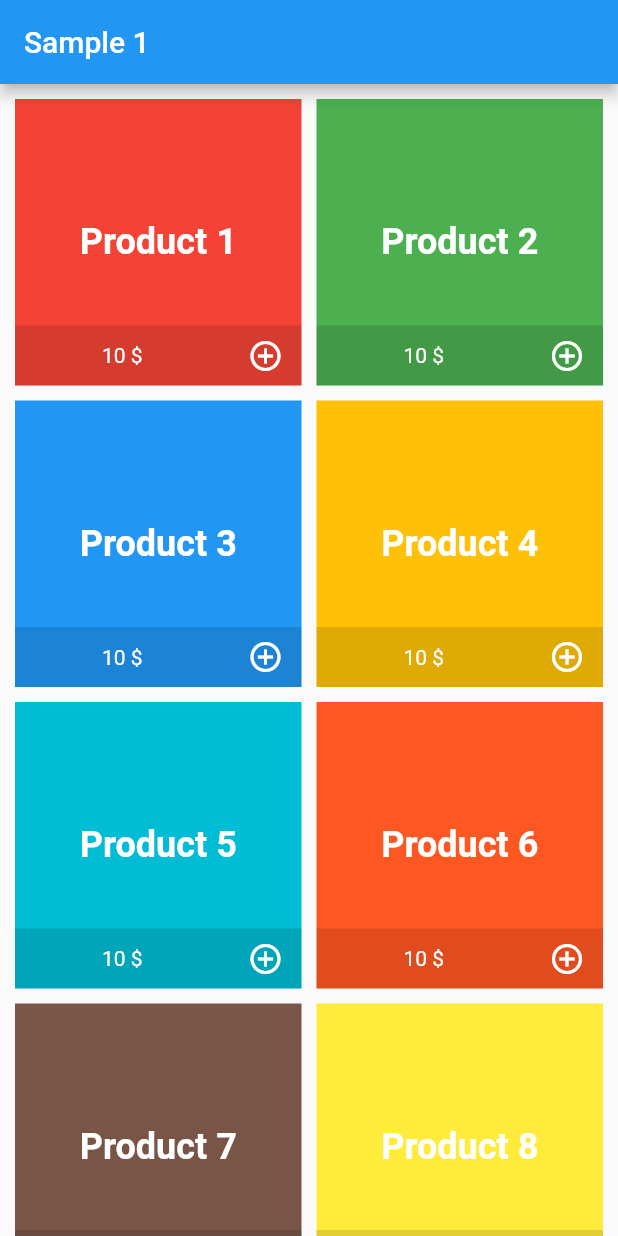
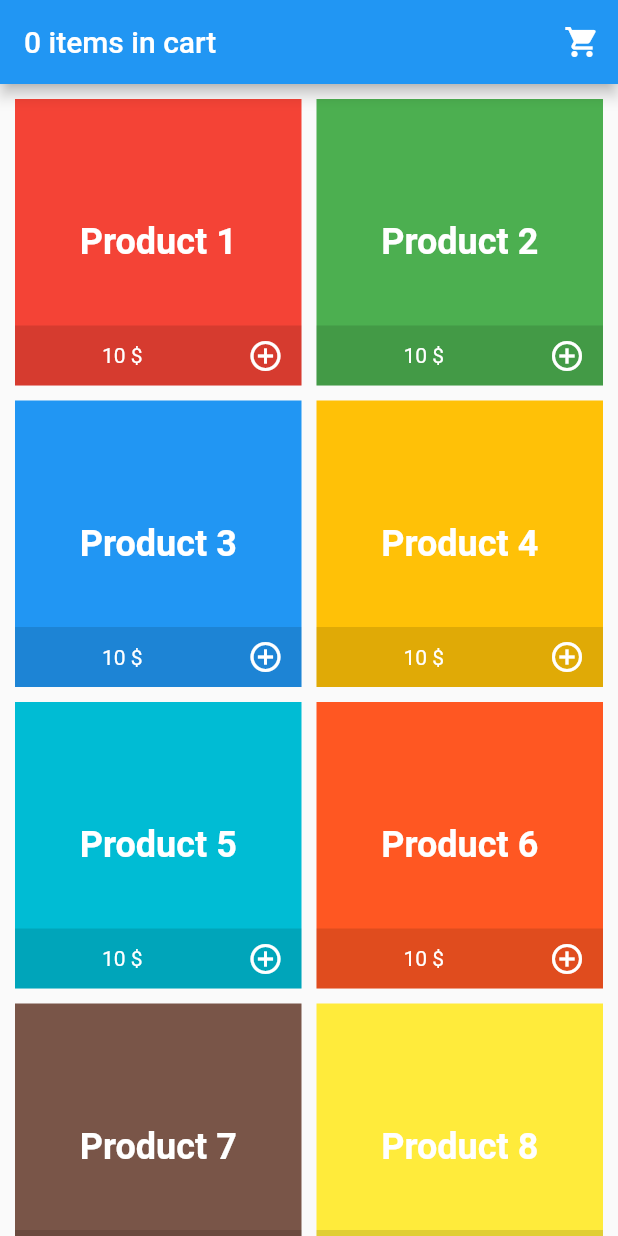
Before and after one commit to imaNNeo/FlutterPresentation, a Flutter app: the screen it shows after launch, on a phone screen of 412 x 824 dp. Run offline on Flutter 3.47's test engine with Material 2 defaults, Android fonts, the phone set to English and light mode, and no system bars.

Commit message:
implemented add to cart functionality

```diff
--- a/lib/main.dart
+++ b/lib/main.dart
@@ -3,4 +3,5 @@ import 'package:flutter_presentation/sample_1/Sample1Page.dart';
 
 void main() => runApp(new MaterialApp(
   home: Sample1Page(),
+  debugShowCheckedModeBanner: false,
 ));
--- a/lib/sample_1/Sample1Page.dart
+++ b/lib/sample_1/Sample1Page.dart
@@ -1,6 +1,8 @@
 import 'dart:math';
 import 'package:flutter/material.dart';
+import 'package:flutter_presentation/sample_1/model/CartModel.dart';
 import 'package:flutter_presentation/sample_1/model/Product.dart';
+import 'package:scoped_model/scoped_model.dart';
 
 final myColors = [
   Colors.red,
@@ -27,9 +29,14 @@ final List<Product> products = List.generate(14, (index) {
 class Sample1Page extends StatelessWidget {
   @override
   Widget build(BuildContext context) {
-    return Scaffold(
+    return ScopedModel(
+      model: CartModel(),
+      child: Scaffold(
         appBar: new AppBar(
-        title: Text("Sample 1"),
+          title: ScopedModelDescendant(builder: (context, _, CartModel cartModel) {
+            return Text("${cartModel.itemCount} items in cart");
+          }),
+          actions: <Widget>[IconButton(icon: Icon(Icons.shopping_cart), onPressed: () {})],
         ),
         body: GridView.count(
           mainAxisSpacing: 10.0,
@@ -40,6 +47,7 @@ class Sample1Page extends StatelessWidget {
             Product product = products[index];
             return productWidget(product);
           }),
+        ),
       ),
     );
   }
@@ -81,8 +89,19 @@ class Sample1Page extends StatelessWidget {
                       )),
                     ),
                     Material(
-                      child:
-                          IconButton(icon: Icon(Icons.add_circle_outline, color: Colors.white,), onPressed: () {}),
+                      child: ScopedModelDescendant(
+                        builder: (context, _, CartModel cartModel) {
+                          return IconButton(
+                              icon: Icon(
+                                Icons.add_circle_outline,
+                                color: Colors.white,
+                              ),
+                              onPressed: () {
+                                cartModel.add(product);
+                              });
+                        },
+                        rebuildOnChange: false,
+                      ),
                       color: Colors.transparent,
                     ),
                   ],
@@ -94,4 +113,5 @@ class Sample1Page extends StatelessWidget {
       ),
     );
   }
+
 }
```
Lines whose indentation alone changed are shown as unchanged.
